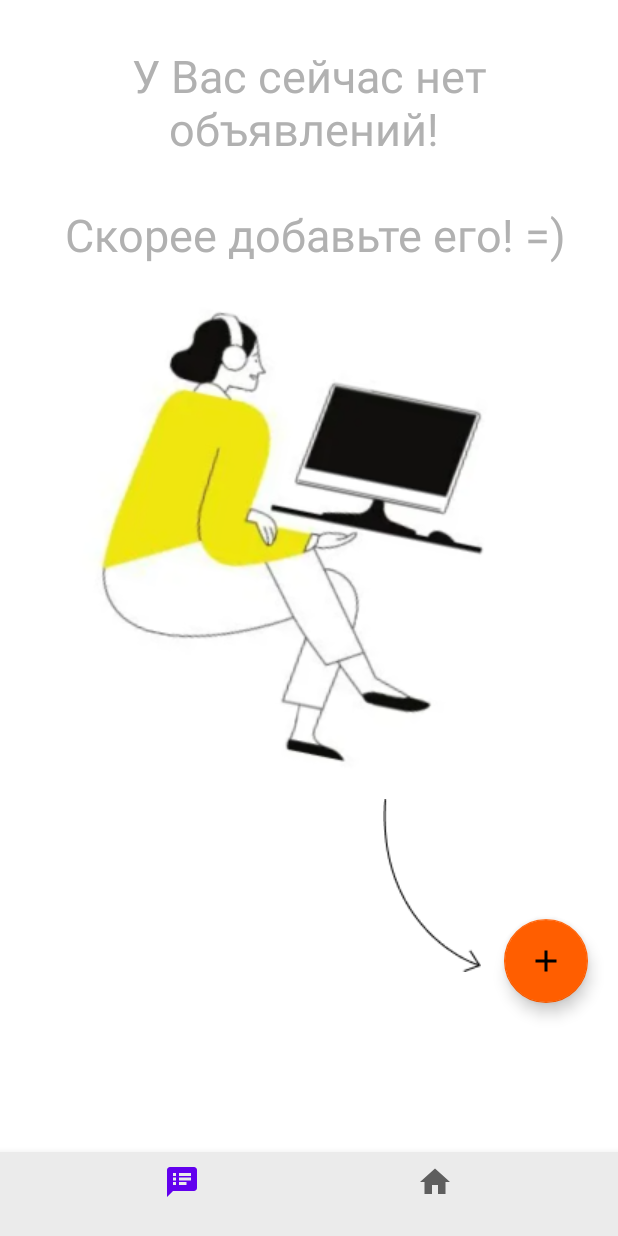
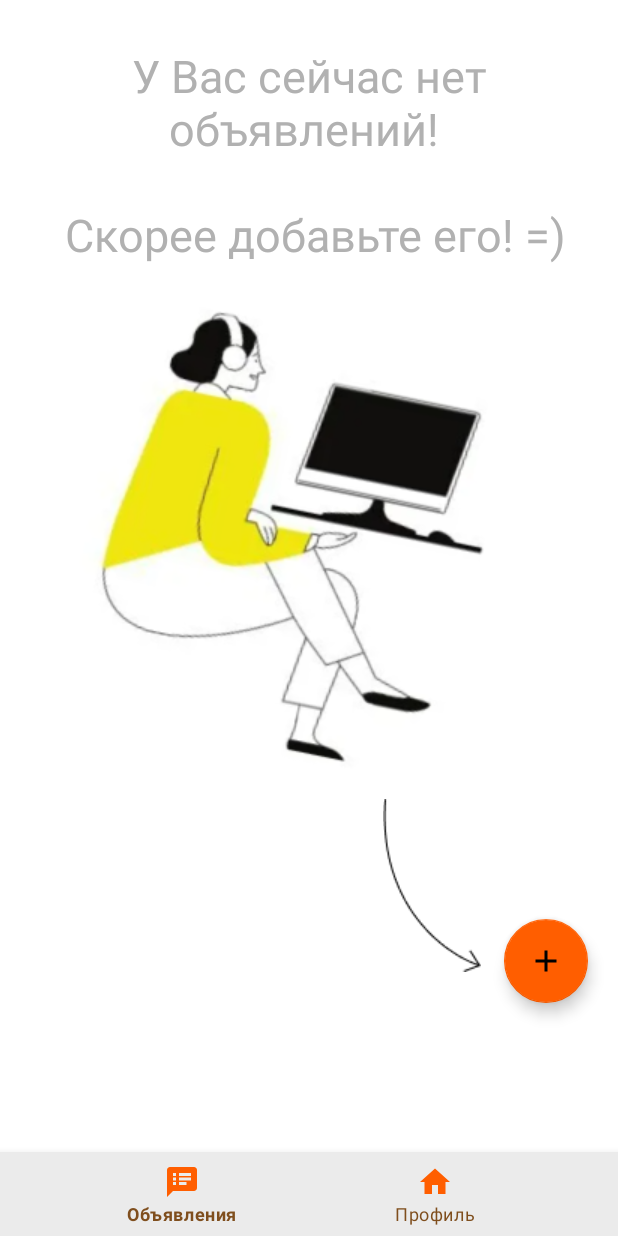
Before and after one commit to DyreLosh/Pet-Hotels, an Android app: the MainFragment screen opened through its navigation route, on a phone screen of 412 x 824 dp. Run offline under Robolectric (Android 15) with nearby library versions, the phone set to English and light mode, and no system bars; 1 statement that could not run was skipped.

Commit message:
fix minor inaccuracies and add a transition to adding an ad

```diff
--- a/app/src/main/java/com/dyrelosh/pethotels/presentation/company_ads_empty/CompanyAdsEmptyFragment.kt
+++ b/app/src/main/java/com/dyrelosh/pethotels/presentation/company_ads_empty/CompanyAdsEmptyFragment.kt
@@ -19,7 +19,7 @@ class CompanyAdsEmptyFragment : Fragment() {
     ): View? {
         binding = FragmentCompanyAdsEmptyBinding.inflate(inflater, container, false)
         binding.newAddButton.setOnClickListener {
-            findNavController().navigate(R.id.action_companyAdsEmptyFragment_to_addAdFragment)
+            findNavController().navigate(R.id.action_mainFragment_to_addAdFragment)
         }
         return binding.root
     }
--- a/app/src/main/res/layout/fragment_add_ad.xml
+++ b/app/src/main/res/layout/fragment_add_ad.xml
@@ -246,8 +246,10 @@
                 android:maxLines="10"
                 android:minLines="6"
                 android:scrollbars="vertical"
-                android:shadowColor="@color/orange"
-                android:shadowRadius="40"
+                android:shadowColor="@color/text_hint"
+                android:shadowRadius="15"
+                android:textColorLink="@color/text"
+                android:backgroundTint="@color/text"
                 app:layout_constraintEnd_toEndOf="@+id/hintDescribeHotelAddAd"
                 app:layout_constraintStart_toStartOf="@+id/hintDescribeHotelAddAd"
                 app:layout_constraintTop_toBottomOf="@+id/hintDescribeHotelAddAd" />
--- a/app/src/main/res/layout/fragment_main.xml
+++ b/app/src/main/res/layout/fragment_main.xml
@@ -24,6 +24,8 @@
                 android:background="@color/light_gray"
                 app:itemRippleColor="@color/orange"
                 app:menu="@menu/bottom_navigation"
+                app:itemIconTint="@color/orange"
+                app:itemTextColor="@color/text"
                 app:layout_constraintBottom_toBottomOf="parent" />
 
 
--- a/app/src/main/res/menu/bottom_navigation.xml
+++ b/app/src/main/res/menu/bottom_navigation.xml
@@ -3,9 +3,9 @@
     <item
         android:id="@+id/menuAd"
         android:icon="@drawable/ic_ad"
-        android:title="" />
+        android:title="@string/title_menu_ad" />
     <item android:id="@+id/menuHotel"
-        android:title=""
+        android:title="@string/title_menu_profile"
         android:icon="@drawable/ic_hotel"/>
 
 </menu>
--- a/app/src/main/res/navigation/main_nav_graph.xml
+++ b/app/src/main/res/navigation/main_nav_graph.xml
@@ -54,7 +54,11 @@
         android:id="@+id/mainFragment"
         android:name="com.dyrelosh.pethotels.presentation.main.MainFragment"
         android:label="fragment_main"
-        tools:layout="@layout/fragment_main" />
+        tools:layout="@layout/fragment_main" >
+        <action
+            android:id="@+id/action_mainFragment_to_addAdFragment"
+            app:destination="@id/addAdFragment" />
+    </fragment>
     <fragment
         android:id="@+id/welcomeFragment"
         android:name="com.dyrelosh.pethotels.presentation.welcome.WelcomeFragment"
@@ -71,11 +75,7 @@
         android:id="@+id/companyAdsEmptyFragment"
         android:name="com.dyrelosh.pethotels.presentation.company_ads_empty.CompanyAdsEmptyFragment"
         android:label="fragment_company_ads_empty"
-        tools:layout="@layout/fragment_company_ads_empty" >
-        <action
-            android:id="@+id/action_companyAdsEmptyFragment_to_addAdFragment"
-            app:destination="@id/addAdFragment" />
-    </fragment>
+        tools:layout="@layout/fragment_company_ads_empty" />
     <fragment
         android:id="@+id/addAdFragment"
         android:name="com.dyrelosh.pethotels.presentation.add_ad.AddAdFragment"
--- a/app/src/main/res/values/strings.xml
+++ b/app/src/main/res/values/strings.xml
@@ -36,6 +36,8 @@
     <string name="animal_fish">Рыбки</string>
     <string name="animal_other">Другие</string>
     <string name="save">Сохранить</string>
+    <string name="title_menu_ad">Объявления</string>
+    <string name="title_menu_profile">Профиль</string>
     <string name="title_profile">Добро пожаловать в профиль Вашего отеля!</string>
 
 </resources>
```
